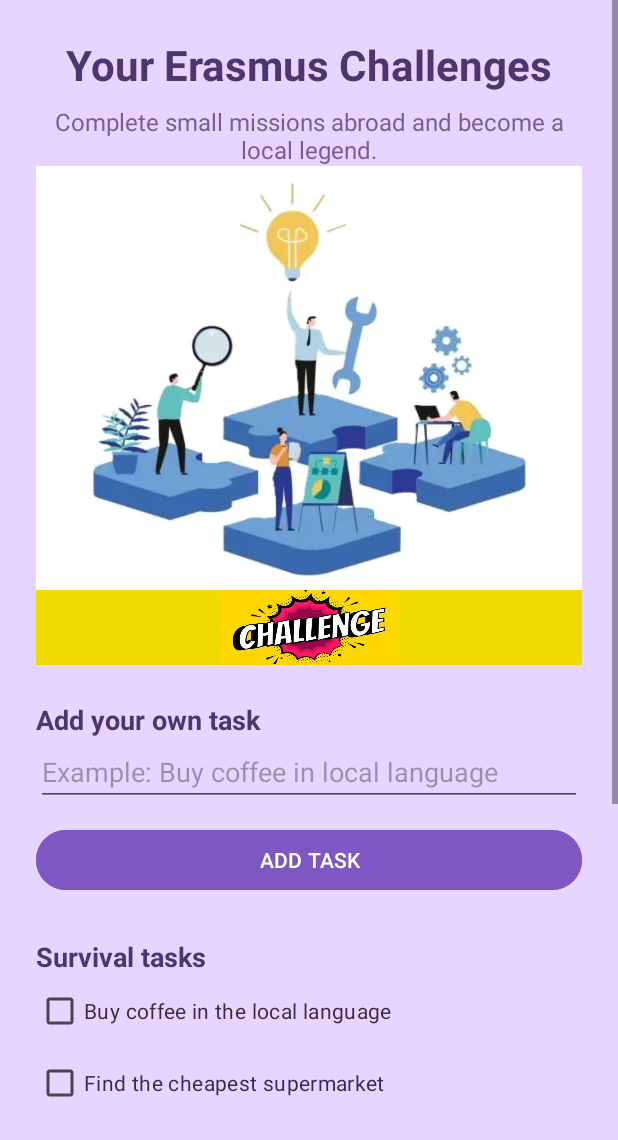
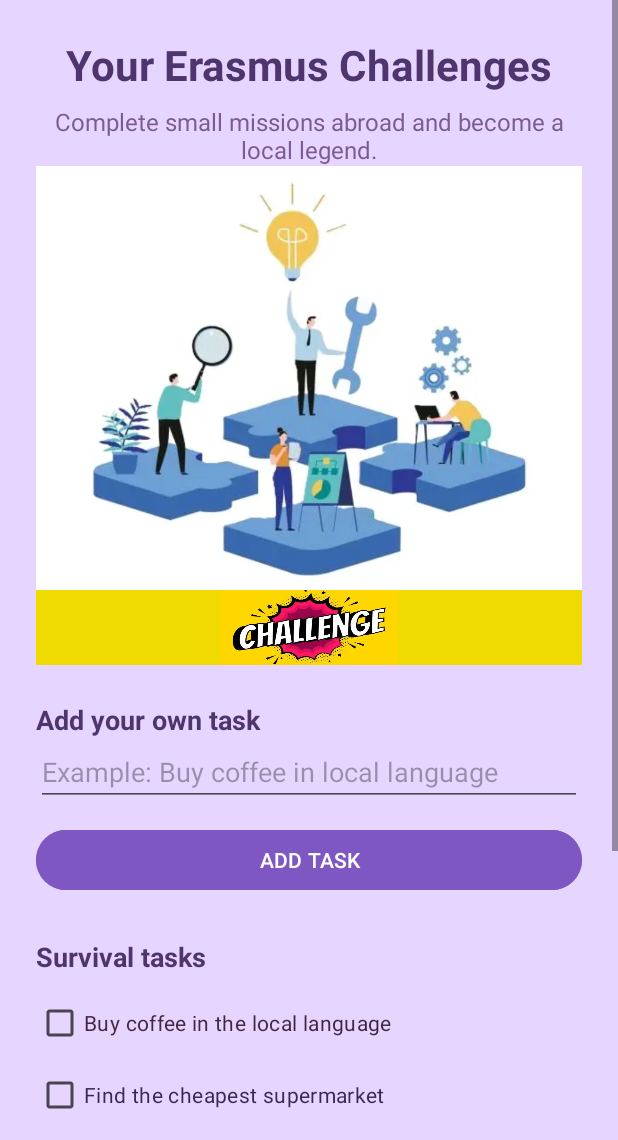
Before and after one commit to kuba4g8/Erasmus-Buddy, an Android app: the screen it shows after launch (MainActivity), after a tap on "START", on a phone screen of 412 x 824 dp, the part 96-1236 px from its top. Run offline under Robolectric (Android 15) with nearby library versions, the phone set to English and light mode, and no system bars.

Commit message:
Changing hardcoded challenges to item_challange containter that holds all the challenges from(future) DB

```diff
--- a/app/src/main/java/com/example/erasmusbuddy/ChallengesFragment.java
+++ b/app/src/main/java/com/example/erasmusbuddy/ChallengesFragment.java
@@ -4,16 +4,60 @@ import android.os.Bundle;
 import android.view.LayoutInflater;
 import android.view.View;
 import android.view.ViewGroup;
+import android.widget.Button;
+import android.widget.EditText;
+import android.widget.LinearLayout;
+import android.widget.CheckBox;
 import androidx.fragment.app.Fragment;
 
-/*
- * This is the Challenges (Survival Tasks) Screen.
- */
 public class ChallengesFragment extends Fragment {
+
+    private LinearLayout containerTasks;
+    private EditText etNewTask;
 
     @Override
     public View onCreateView(LayoutInflater inflater, ViewGroup container, Bundle savedInstanceState) {
-        // This simple line loads the "activity_challenges" layout for this screen
-        return inflater.inflate(R.layout.activity_challenges, container, false);
+        View view = inflater.inflate(R.layout.activity_challenges, container, false);
+
+        // 1. Declaring elements
+        containerTasks = view.findViewById(R.id.containerTasks);
+        etNewTask = view.findViewById(R.id.etNewTask);
+        Button btnAdd = view.findViewById(R.id.btnAddTask);
+
+        // 2. Action on ADD TASK
+        btnAdd.setOnClickListener(new View.OnClickListener() {
+            @Override
+            public void onClick(View v) {
+                String taskText = etNewTask.getText().toString();
+                if (!taskText.isEmpty()) {
+                    addNewTask(taskText); // Adding new checkbox to containerTasks
+                    etNewTask.setText(""); // Clearing the etNewTask, for next text
+                }
+            }
+        });
+
+        return view;
+    }
+
+    // This function adds new checkbox
+    private void addNewTask(String text) {
+        // Create new line in item_challenge.xml
+        View taskView = getLayoutInflater().inflate(R.layout.item_challange, null);
+
+        // Setting checkbox text
+        CheckBox cb = taskView.findViewById(R.id.cbChallenge);
+        cb.setText(text);
+
+        // DeleteTask (X) definiton
+        Button btnDelete = taskView.findViewById(R.id.btnDeleteTask);
+        btnDelete.setOnClickListener(new View.OnClickListener() {
+            @Override
+            public void onClick(View v) {
+                containerTasks.removeView(taskView); // Deletion of whole checkbox from conteiner
+            }
+        });
+
+        // Addition of new checkbox
+        containerTasks.addView(taskView);
     }
 }
--- a/app/src/main/res/layout/activity_challenges.xml
+++ b/app/src/main/res/layout/activity_challenges.xml
@@ -95,6 +95,14 @@
                 android:textSize="18sp"
                 android:textStyle="bold" />
 
+            <!-- This container holds all of our challenges, they will be added and deleted by "ChallengesFragment.java" -->
+            <LinearLayout
+                android:id="@+id/containerTasks"
+                android:layout_width="match_parent"
+                android:layout_height="wrap_content"
+                android:layout_marginTop="8dp"
+                android:orientation="vertical">
+
                 <CheckBox
                     android:id="@+id/cbCoffee"
                     android:layout_width="match_parent"
@@ -108,12 +116,14 @@
                     android:layout_height="wrap_content"
                     android:text="Find the cheapest supermarket"
                     android:textColor="#3A284E" />
+
                 <CheckBox
                     android:id="@+id/cbCultural"
                     android:layout_width="match_parent"
                     android:layout_height="wrap_content"
                     android:text="Make excursion with ESN organization"
                     android:textColor="#3A284E" />
+
                 <CheckBox
                     android:id="@+id/cbTransport"
                     android:layout_width="match_parent"
@@ -142,34 +152,6 @@
                     android:text="Find the nearest hospital"
                     android:textColor="#3A284E" />
 
-            <LinearLayout
-                android:id="@+id/layoutTaskButtons"
-                android:layout_width="match_parent"
-                android:layout_height="wrap_content"
-                android:layout_marginTop="20dp"
-                android:gravity="center"
-                android:orientation="horizontal">
-
-                <Button
-                    android:id="@+id/btnAddTaskBottom"
-                    android:layout_width="0dp"
-                    android:layout_height="wrap_content"
-                    android:layout_marginEnd="8dp"
-                    android:layout_weight="1"
-                    android:backgroundTint="@android:color/system_error_light"
-                    android:text="DELETE task"
-                    android:textColor="@android:color/white" />
-
-                <Button
-                    android:id="@+id/btnMarkDone"
-                    android:layout_width="0dp"
-                    android:layout_height="wrap_content"
-                    android:layout_marginStart="8dp"
-                    android:layout_weight="1"
-                    android:backgroundTint="@color/design_default_color_secondary_variant"
-                    android:text="task DONE"
-                    android:textColor="@android:color/white" />
-
             </LinearLayout>
 
         </LinearLayout>
```
Also changed, not shown: app/src/main/res/layout/item_challange.xml (added, +24 -0 lines). Lines whose indentation alone changed are shown as unchanged.
